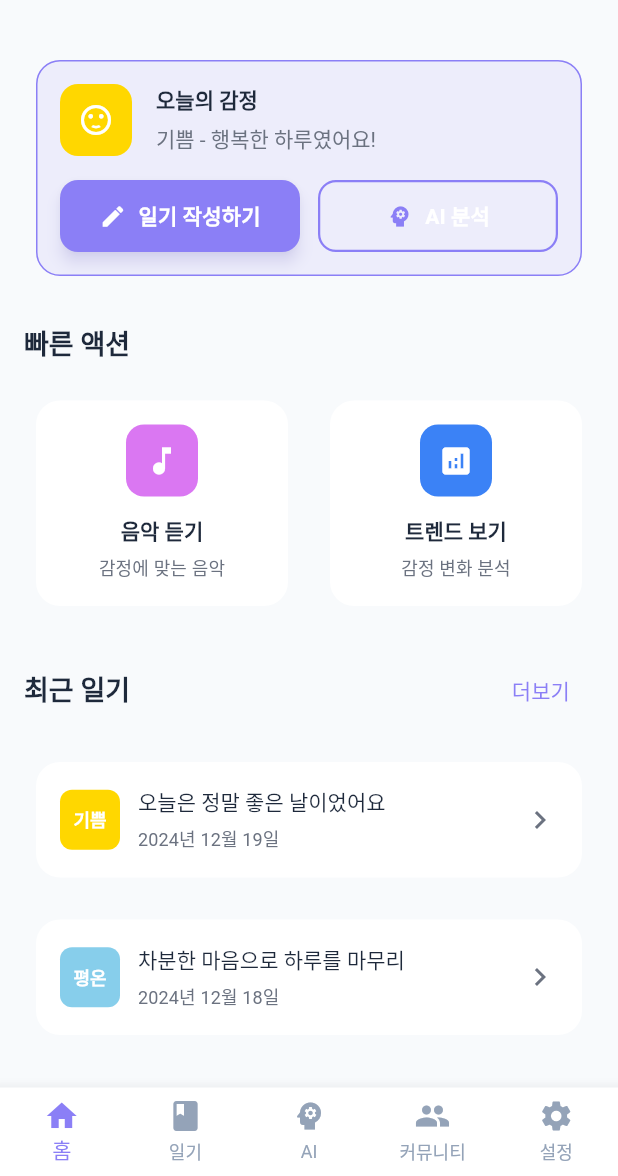
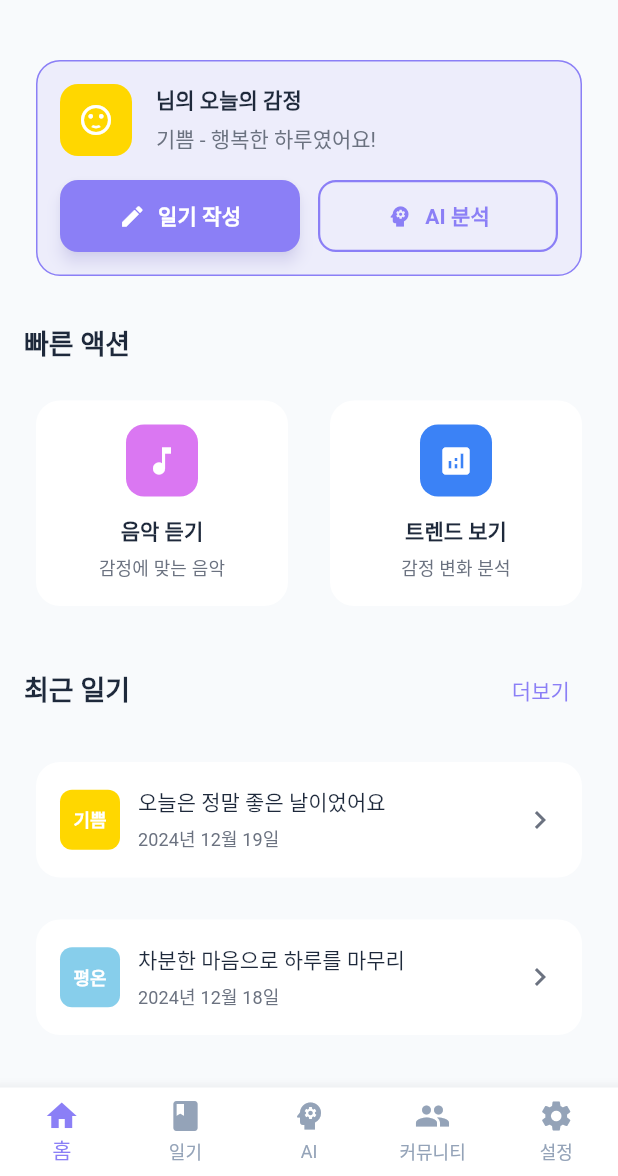
Before and after one commit to kdy5487/EmotiFlow, a Flutter app: the screen it shows once a user with an empty profile is signed in, on a phone screen of 412 x 824 dp, the part 60-1236 px from its top. Run offline on Flutter 3.47's test engine with Material 3 defaults, Android fonts, the phone set to English and light mode, and no system bars; our stand-ins replace cloud_firestore, firebase_auth, firebase_core, firebase_messaging, firebase_storage, go_router and 1 more; accounts and stored records are empty.

Commit message:
fix: 오버플로우 및 색 조정

```diff
--- a/lib/features/home/views/home_page.dart
+++ b/lib/features/home/views/home_page.dart
@@ -1,5 +1,7 @@
 import 'package:flutter/material.dart';
 import 'package:go_router/go_router.dart';
+import 'package:provider/provider.dart';
+import 'package:emoti_flow/core/providers/auth_provider.dart';
 import 'package:emoti_flow/theme/app_theme.dart';
 import 'package:emoti_flow/shared/widgets/cards/emoti_card.dart';
 import 'package:emoti_flow/shared/widgets/buttons/emoti_button.dart';
@@ -67,6 +69,7 @@ class HomePage extends StatelessWidget {
   }
 
   Widget _buildTodayMoodSection(BuildContext context) {
+    final String userName = context.read<AuthProvider>().userName ?? '사용자';
     return EmotiCard(
       backgroundColor: AppTheme.primary.withOpacity(0.1),
       borderColor: AppTheme.primary,
@@ -96,7 +99,7 @@ class HomePage extends StatelessWidget {
                   crossAxisAlignment: CrossAxisAlignment.start,
                   children: [
                     Text(
-                      '오늘의 감정',
+                      '$userName님의 오늘의 감정',
                       style: Theme.of(context).textTheme.titleMedium?.copyWith(
                         fontWeight: FontWeight.w600,
                       ),
@@ -118,7 +121,7 @@ class HomePage extends StatelessWidget {
             children: [
               Expanded(
                 child: EmotiButton(
-                  text: '일기 작성하기',
+                  text: '일기 작성',
                   onPressed: () => context.push('/diary/create'),
                   type: EmotiButtonType.primary,
                   size: EmotiButtonSize.medium,
@@ -135,6 +138,7 @@ class HomePage extends StatelessWidget {
                   size: EmotiButtonSize.medium,
                   icon: Icons.psychology,
                   isFullWidth: true,
+                  textColor: AppTheme.primary,
                 ),
               ),
             ],
@@ -348,7 +352,7 @@ class HomePage extends StatelessWidget {
                 width: 48,
                 height: 48,
                 decoration: BoxDecoration(
-                  color: AppTheme.secondary,
+                  color: AppTheme.secondaryDark,
                   borderRadius: BorderRadius.circular(12),
                 ),
                 child: const Icon(
@@ -366,6 +370,7 @@ class HomePage extends StatelessWidget {
                       'AI 일일 조언',
                       style: Theme.of(context).textTheme.titleMedium?.copyWith(
                         fontWeight: FontWeight.w600,
+                        color: AppTheme.textPrimary,
                       ),
                     ),
                     const SizedBox(height: 4),
@@ -384,10 +389,11 @@ class HomePage extends StatelessWidget {
           EmotiButton(
             text: 'AI와 대화하기',
             onPressed: () => context.push('/ai'),
-            type: EmotiButtonType.secondary,
+            type: EmotiButtonType.outline,
             size: EmotiButtonSize.medium,
             icon: Icons.chat,
             isFullWidth: true,
+            textColor: AppTheme.primary,
           ),
         ],
       ),
--- a/lib/shared/widgets/buttons/emoti_button.dart
+++ b/lib/shared/widgets/buttons/emoti_button.dart
@@ -28,6 +28,7 @@ class EmotiButton extends StatelessWidget {
   final bool isFullWidth;
   final EdgeInsetsGeometry? padding;
   final bool isDisabled;
+  final Color? textColor;
 
   const EmotiButton({
     super.key,
@@ -40,6 +41,7 @@ class EmotiButton extends StatelessWidget {
     this.isFullWidth = false,
     this.padding,
     this.isDisabled = false,
+    this.textColor,
   });
 
   @override
@@ -167,7 +169,7 @@ class EmotiButton extends StatelessWidget {
           Flexible(
             child: Text(
               text,
-              style: _getTextStyle(),
+              style: _getTextStyle().copyWith(color: textColor),
               maxLines: 1,
               overflow: TextOverflow.ellipsis,
               softWrap: false,
@@ -180,7 +182,7 @@ class EmotiButton extends StatelessWidget {
     return Flexible(
       child: Text(
         text,
-        style: _getTextStyle(),
+        style: _getTextStyle().copyWith(color: textColor),
         maxLines: 1,
         overflow: TextOverflow.ellipsis,
         softWrap: false,
```
